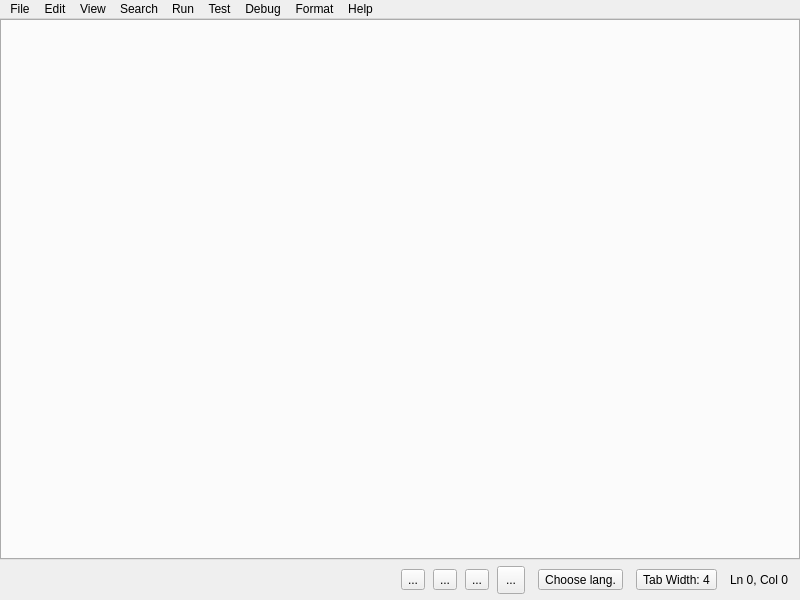
Old version of the form App/ui/mainwindow.ui in the repository djeada/Lightpad.
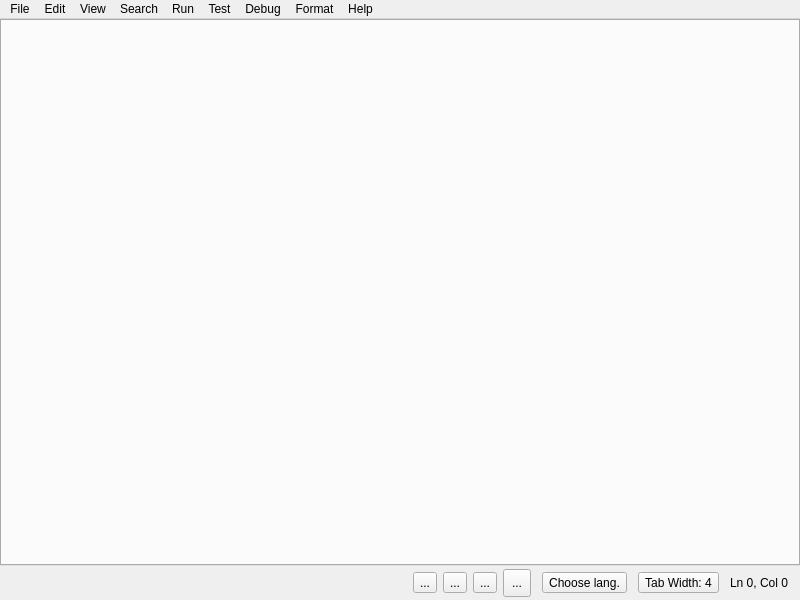
New version of the form. Icons and pictures are not drawn. Custom widgets are drawn as their Qt base class.

Commit message: Trim permanent run toolbar vertical space

Patch:
```diff
--- a/App/ui/mainwindow.ui
+++ b/App/ui/mainwindow.ui
@@ -84,7 +84,7 @@
       <property name="minimumSize">
        <size>
         <width>0</width>
-        <height>36</height>
+        <height>32</height>
        </size>
       </property>
       <property name="styleSheet">
@@ -92,7 +92,7 @@
       </property>
       <layout class="QHBoxLayout" name="horizontalLayout">
        <property name="spacing">
-        <number>8</number>
+        <number>6</number>
        </property>
        <property name="leftMargin">
         <number>12</number>
@@ -101,10 +101,10 @@
         <number>12</number>
        </property>
        <property name="topMargin">
-        <number>6</number>
+        <number>3</number>
        </property>
        <property name="bottomMargin">
-        <number>6</number>
+        <number>3</number>
        </property>
        <item>
         <spacer name="horizontalSpacer">
```
